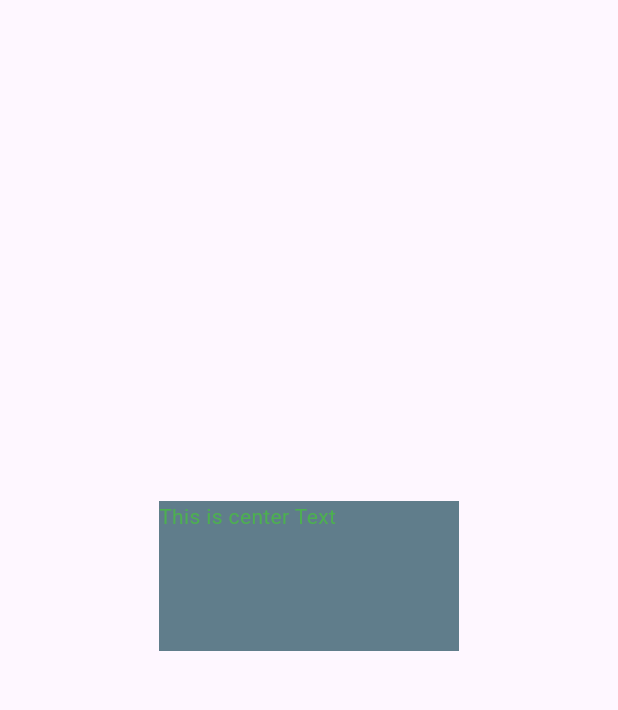
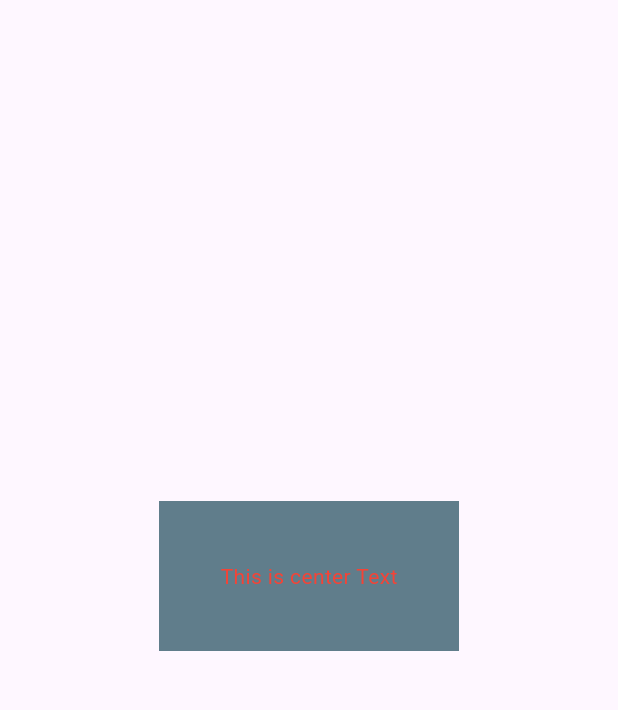
Before and after one commit to Kabir4874/Flutter-Basics, a Flutter app: the screen it shows after launch, on a phone screen of 412 x 824 dp, the part 84-794 px from its top. Run offline on Flutter 3.47's test engine with Material 3 defaults, Android fonts, the phone set to English and light mode, and no system bars.

```diff
--- a/lib/main.dart
+++ b/lib/main.dart
@@ -51,9 +51,11 @@ class _MyHomePageState extends State<MyHomePage> {
           width: 200,
           height: 100,
           color: Colors.blueGrey,
-          child: Text('This is center Text', style: TextStyle(
-            color: Colors.green
-          ),
+          child: Center(
+            child: Text('This is center Text', style: TextStyle(
+              color: Colors.red
+            ),
+            ),
           ),
         ),
       )
```
